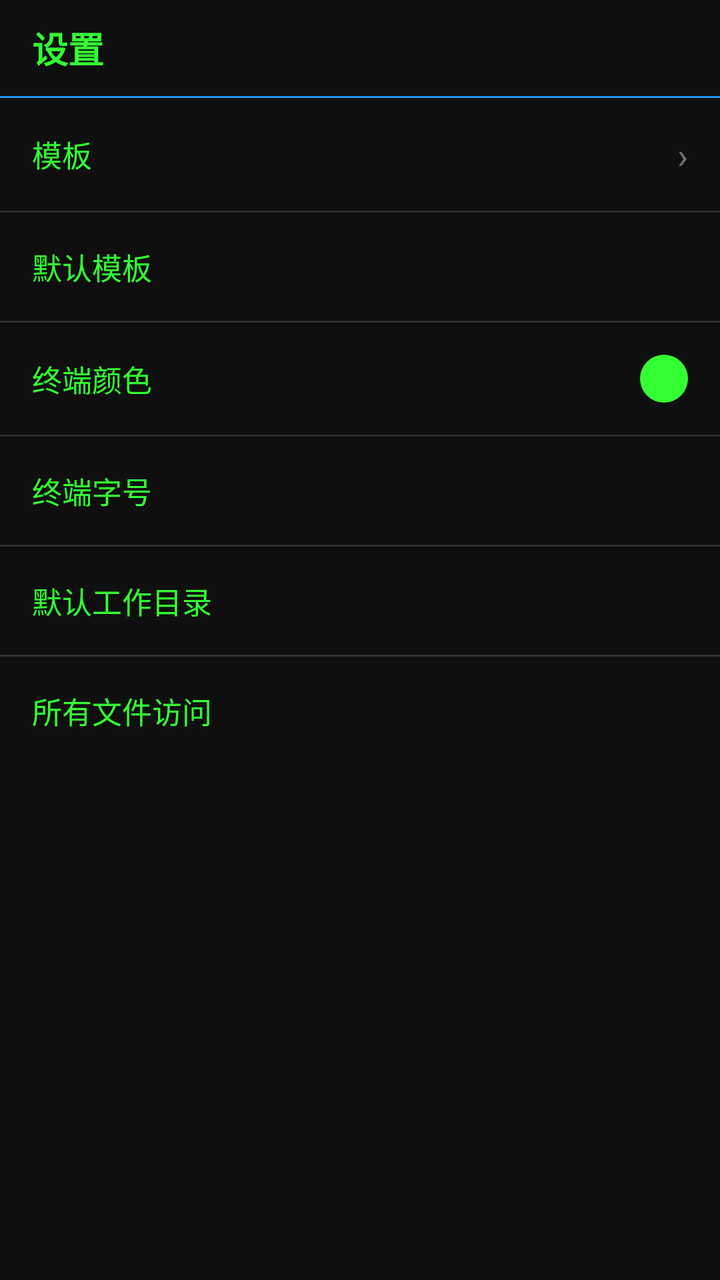
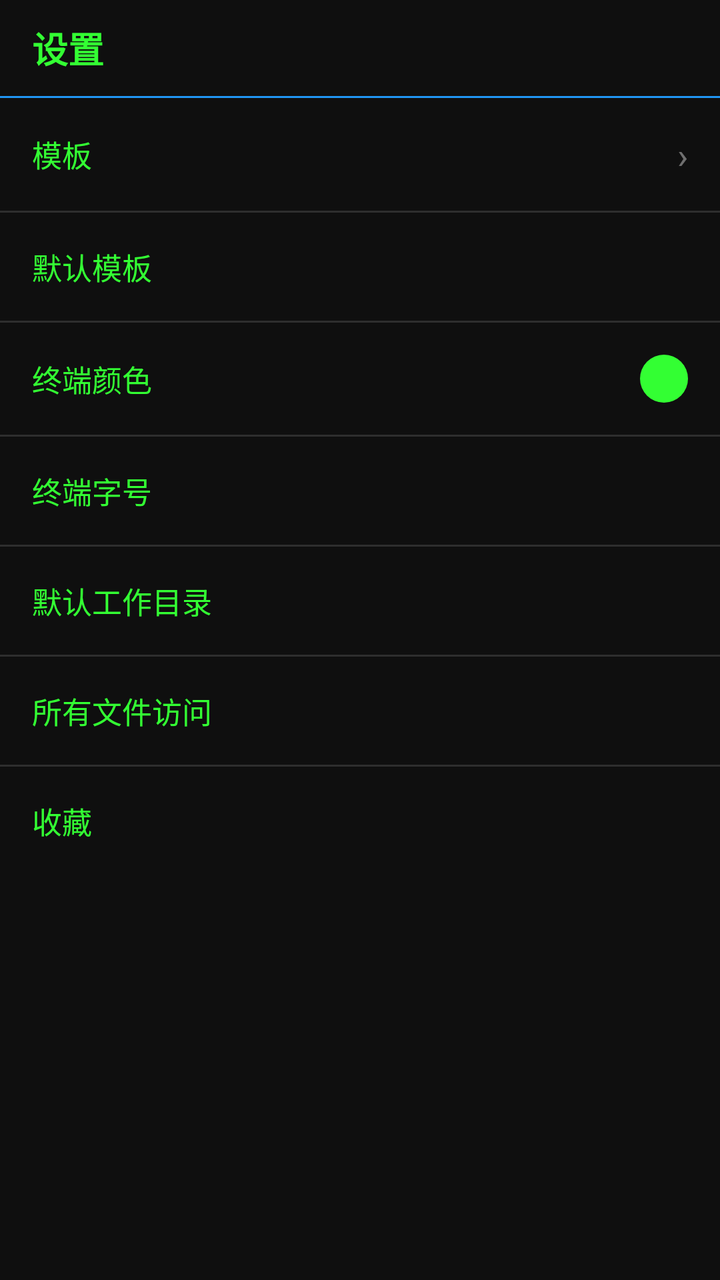

Two renders of the same Android screen: before a commit and after it. Below are the layout's source before the change and the commit's diff.
<!-- AndroidManifest.xml: application theme Theme.TerminusRoot -->
<!-- res/layout/activity_settings.xml -->
<?xml version="1.0" encoding="utf-8"?>
<androidx.constraintlayout.widget.ConstraintLayout xmlns:android="http://schemas.android.com/apk/res/android"
    xmlns:app="http://schemas.android.com/apk/res-auto"
    android:layout_width="match_parent"
    android:layout_height="match_parent">

    <TextView
        android:id="@+id/headerTitle"
        style="@style/TitleBar"
        android:text="@string/settings"
        app:layout_constraintStart_toStartOf="parent"
        app:layout_constraintTop_toTopOf="parent" />

    <View
        android:id="@+id/headerDivider"
        android:layout_width="match_parent"
        android:layout_height="1dp"
        android:background="@color/accent"
        app:layout_constraintTop_toBottomOf="@id/headerTitle" />

    <LinearLayout
        android:id="@+id/layoutSettings"
        android:layout_width="match_parent"
        android:layout_height="0dp"
        android:orientation="vertical"
        app:layout_constraintBottom_toBottomOf="parent"
        app:layout_constraintEnd_toEndOf="parent"
        app:layout_constraintStart_toStartOf="parent"
        app:layout_constraintTop_toBottomOf="@id/headerDivider">

        <LinearLayout
            android:id="@+id/rowTemplates"
            android:layout_width="match_parent"
            android:layout_height="wrap_content"
            android:background="?attr/selectableItemBackground"
            android:gravity="center_vertical"
            android:orientation="horizontal"
            android:padding="16dp">

            <TextView
                android:layout_width="0dp"
                android:layout_height="wrap_content"
                android:layout_weight="1"
                android:text="@string/templates"
                android:textColor="@color/terminal_text"
                android:textSize="15sp" />

            <TextView
                android:layout_width="wrap_content"
                android:layout_height="wrap_content"
                android:textColor="#66FFFFFF"
                android:textSize="18sp"
                android:text="›" />
        </LinearLayout>

        <View
            android:layout_width="match_parent"
            android:layout_height="1dp"
            android:background="#2E2E2E" />

        <LinearLayout
            android:id="@+id/rowDefaultTemplate"
            android:layout_width="match_parent"
            android:layout_height="wrap_content"
            android:background="?attr/selectableItemBackground"
            android:gravity="center_vertical"
            android:orientation="horizontal"
            android:padding="16dp">

            <TextView
                android:layout_width="0dp"
                android:layout_height="wrap_content"
                android:layout_weight="1"
                android:text="@string/default_template"
                android:textColor="@color/terminal_text"
                android:textSize="15sp" />

            <TextView
                android:id="@+id/textDefaultTemplate"
                android:layout_width="wrap_content"
                android:layout_height="wrap_content"
                android:textColor="#88FF88"
                android:textSize="13sp" />
        </LinearLayout>

        <View
            android:layout_width="match_parent"
            android:layout_height="1dp"
            android:background="#2E2E2E" />

        <LinearLayout
            android:id="@+id/rowColor"
            android:layout_width="match_parent"
            android:layout_height="wrap_content"
            android:background="?attr/selectableItemBackground"
            android:gravity="center_vertical"
            android:orientation="horizontal"
            android:padding="16dp">

            <TextView
                android:layout_width="0dp"
                android:layout_height="wrap_content"
                android:layout_weight="1"
                android:text="@string/color"
                android:textColor="@color/terminal_text"
                android:textSize="15sp" />

            <TextView
                android:id="@+id/textColorSummary"
                android:layout_width="wrap_content"
                android:layout_height="wrap_content"
                android:textColor="#88FF88"
                android:textSize="13sp" />

            <View
                android:id="@+id/viewColorSwatch"
                android:layout_width="24dp"
                android:layout_height="24dp"
                android:layout_marginStart="12dp"
                android:background="@drawable/bg_swatch" />
        </LinearLayout>

        <View
            android:layout_width="match_parent"
            android:layout_height="1dp"
            android:background="#2E2E2E" />

        <LinearLayout
            android:id="@+id/rowFontSize"
            android:layout_width="match_parent"
            android:layout_height="wrap_content"
            android:background="?attr/selectableItemBackground"
            android:gravity="center_vertical"
            android:orientation="horizontal"
            android:padding="16dp">

            <TextView
                android:layout_width="0dp"
                android:layout_height="wrap_content"
                android:layout_weight="1"
                android:text="@string/font_size"
                android:textColor="@color/terminal_text"
                android:textSize="15sp" />

            <TextView
                android:id="@+id/textFontSize"
                android:layout_width="wrap_content"
                android:layout_height="wrap_content"
                android:textColor="#88FF88"
                android:textSize="13sp" />
        </LinearLayout>

        <View
            android:layout_width="match_parent"
            android:layout_height="1dp"
            android:background="#2E2E2E" />

        <LinearLayout
            android:id="@+id/rowDefaultPwd"
            android:layout_width="match_parent"
            android:layout_height="wrap_content"
            android:background="?attr/selectableItemBackground"
            android:gravity="center_vertical"
            android:orientation="horizontal"
            android:padding="16dp">

            <TextView
                android:layout_width="0dp"
                android:layout_height="wrap_content"
                android:layout_weight="1"
                android:text="@string/default_pwd"
                android:textColor="@color/terminal_text"
                android:textSize="15sp" />

            <TextView
                android:id="@+id/textDefaultPwd"
                android:layout_width="wrap_content"
                android:layout_height="wrap_content"
                android:maxWidth="220dp"
                android:singleLine="true"
                android:ellipsize="start"
                android:textColor="#88FF88"
                android:textSize="13sp" />
        </LinearLayout>

        <View
            android:layout_width="match_parent"
            android:layout_height="1dp"
            android:background="#2E2E2E" />

        <LinearLayout
            android:id="@+id/rowAllFiles"
            android:layout_width="match_parent"
            android:layout_height="wrap_content"
            android:background="?attr/selectableItemBackground"
            android:gravity="center_vertical"
            android:orientation="horizontal"
            android:padding="16dp">

            <TextView
                android:layout_width="0dp"
                android:layout_height="wrap_content"
                android:layout_weight="1"
                android:text="@string/all_files_access"
                android:textColor="@color/terminal_text"
                android:textSize="15sp" />

            <TextView
                android:id="@+id/textAllFiles"
                android:layout_width="wrap_content"
                android:layout_height="wrap_content"
                android:textColor="#88FF88"
                android:textSize="13sp" />
        </LinearLayout>
    </LinearLayout>
</androidx.constraintlayout.widget.ConstraintLayout>
<!-- resources referenced by this layout -->
<resources>
  <color name="accent">#FF2196F3</color>
  <color name="terminal_text">#FF33FF33</color>
  <!-- drawable bg_swatch (drawable) -->
  <?xml version="1.0" encoding="utf-8"?>
  <shape xmlns:android="http://schemas.android.com/apk/res/android"
      android:shape="oval">
      <solid android:color="#FF33FF33" />
  </shape>
  <string name="all_files_access">所有文件访问</string>
  <string name="color">终端颜色</string>
  <string name="default_pwd">默认工作目录</string>
  <string name="default_template">默认模板</string>
  <string name="font_size">终端字号</string>
  <string name="settings">设置</string>
  <string name="templates">模板</string>
  <style name="TitleBar">
          <item name="android:layout_width">match_parent</item>
          <item name="android:layout_height">48dp</item>
          <item name="android:background">@color/terminal_bg</item>
          <item name="android:gravity">center_vertical</item>
          <item name="android:paddingStart">16dp</item>
          <item name="android:paddingEnd">16dp</item>
          <item name="android:textColor">@color/terminal_text</item>
          <item name="android:textSize">18sp</item>
          <item name="android:textStyle">bold</item>
      </style>
  <style name="Theme.TerminusRoot" parent="Theme.MaterialComponents.DayNight.NoActionBar">
          <item name="colorPrimary">@color/terminal_bg</item>
          <item name="colorPrimaryVariant">@color/black</item>
          <item name="colorOnPrimary">@color/terminal_text</item>
          <item name="colorSecondary">@color/accent</item>
          <item name="colorOnSecondary">@color/white</item>
          <item name="android:windowBackground">@color/terminal_bg</item>
          <item name="android:textColor">@color/terminal_text</item>
      </style>
  <color name="terminal_bg">#FF0F0F0F</color>
  <color name="black">#FF000000</color>
  <color name="white">#FFFFFFFF</color>
</resources>

<!-- the commit's change to res/layout/activity_settings.xml (unified diff, before → after) -->
@@ -212,5 +212,35 @@
                 android:textColor="#88FF88"
                 android:textSize="13sp" />
         </LinearLayout>
+
+        <View
+            android:layout_width="match_parent"
+            android:layout_height="1dp"
+            android:background="#2E2E2E" />
+
+        <LinearLayout
+            android:id="@+id/rowQuick"
+            android:layout_width="match_parent"
+            android:layout_height="wrap_content"
+            android:background="?attr/selectableItemBackground"
+            android:gravity="center_vertical"
+            android:orientation="horizontal"
+            android:padding="16dp">
+
+            <TextView
+                android:layout_width="0dp"
+                android:layout_height="wrap_content"
+                android:layout_weight="1"
+                android:text="@string/quick_collection"
+                android:textColor="@color/terminal_text"
+                android:textSize="15sp" />
+
+            <TextView
+                android:id="@+id/textQuickCount"
+                android:layout_width="wrap_content"
+                android:layout_height="wrap_content"
+                android:textColor="#88FF88"
+                android:textSize="13sp" />
+        </LinearLayout>
     </LinearLayout>
 </androidx.constraintlayout.widget.ConstraintLayout>
<!-- resource entries referenced after the edit -->
@@ -13,6 +13,7 @@
   <string name="default_pwd">默认工作目录</string>
   <string name="default_template">默认模板</string>
   <string name="font_size">终端字号</string>
+  <string name="quick_collection">收藏</string>
   <string name="settings">设置</string>
   <string name="templates">模板</string>
   <style name="TitleBar">
